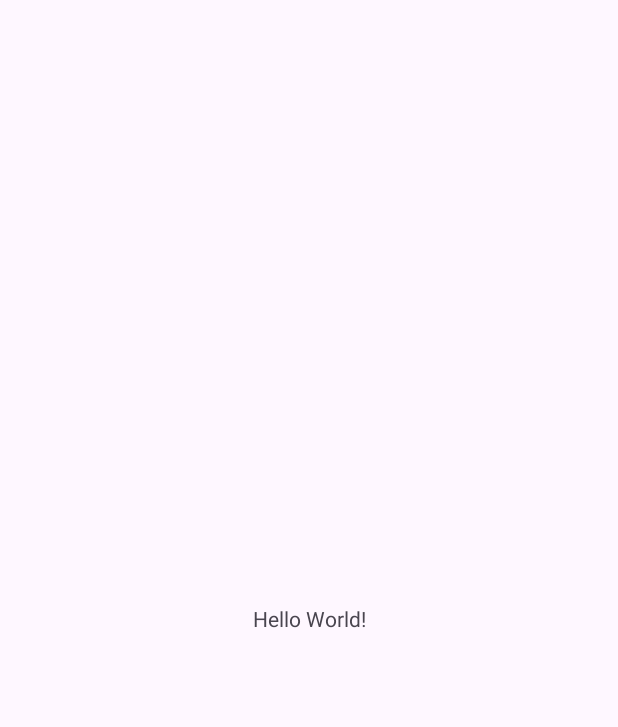
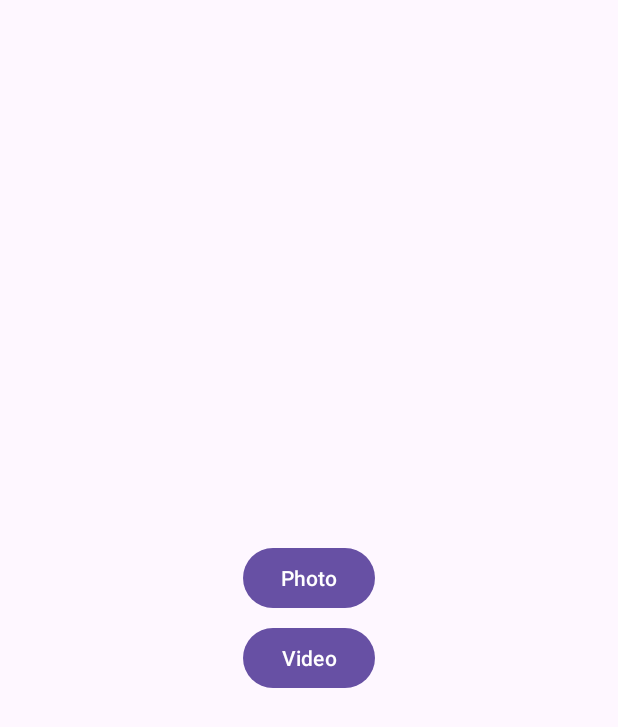
Before and after one commit to SkyZYNE/LAB_WEEK_11_B, an Android app: the screen it shows after launch (MainActivity), on a phone screen of 412 x 824 dp. Before the commit the part shown is almost empty. Shown: the top 727 px of the screen. Run offline under Robolectric (Android 15) with nearby library versions, the phone set to English and light mode, and no system bars.

Commit message:
Commit No. 2: Photo and Video using FileProvider and MediaStore

```diff
--- a/app/build.gradle.kts
+++ b/app/build.gradle.kts
@@ -42,6 +42,7 @@ dependencies {
     implementation(libs.material)
     implementation(libs.androidx.activity)
     implementation(libs.androidx.constraintlayout)
+    implementation("commons-io:commons-io:2.6")
     testImplementation(libs.junit)
     androidTestImplementation(libs.androidx.junit)
     androidTestImplementation(libs.androidx.espresso.core)
--- a/app/src/main/java/com/example/lab_week_11_b/MainActivity.kt
+++ b/app/src/main/java/com/example/lab_week_11_b/MainActivity.kt
@@ -1,20 +1,116 @@
 package com.example.lab_week_11_b
 
+import android.Manifest
+import android.content.pm.PackageManager
+import android.net.Uri
 import android.os.Bundle
-import androidx.activity.enableEdgeToEdge
+import android.widget.Button
+import androidx.activity.result.ActivityResultLauncher
+import androidx.activity.result.contract.ActivityResultContracts
 import androidx.appcompat.app.AppCompatActivity
-import androidx.core.view.ViewCompat
-import androidx.core.view.WindowInsetsCompat
+import androidx.core.app.ActivityCompat
+import androidx.core.content.ContextCompat
+import java.util.concurrent.Executors
 
 class MainActivity : AppCompatActivity() {
+
+    companion object {
+        private const val REQUEST_EXTERNAL_STORAGE = 3
+    }
+
+    private lateinit var providerFileManager: ProviderFileManager
+
+    private var photoInfo: FileInfo? = null
+    private var videoInfo: FileInfo? = null
+
+    private var isCapturingVideo = false
+
+    private lateinit var takePictureLauncher: ActivityResultLauncher<Uri>
+    private lateinit var takeVideoLauncher: ActivityResultLauncher<Uri>
+
     override fun onCreate(savedInstanceState: Bundle?) {
         super.onCreate(savedInstanceState)
-        enableEdgeToEdge()
         setContentView(R.layout.activity_main)
-        ViewCompat.setOnApplyWindowInsetsListener(findViewById(R.id.main)) { v, insets ->
-            val systemBars = insets.getInsets(WindowInsetsCompat.Type.systemBars())
-            v.setPadding(systemBars.left, systemBars.top, systemBars.right, systemBars.bottom)
-            insets
+
+        providerFileManager = ProviderFileManager(
+            applicationContext,
+            FileHelper(applicationContext),
+            contentResolver,
+            Executors.newSingleThreadExecutor(),
+            MediaContentHelper()
+        )
+
+        takePictureLauncher =
+            registerForActivityResult(ActivityResultContracts.TakePicture()) {
+                providerFileManager.insertImageToStore(photoInfo)
+            }
+
+        takeVideoLauncher =
+            registerForActivityResult(ActivityResultContracts.CaptureVideo()) {
+                providerFileManager.insertVideoToStore(videoInfo)
+            }
+
+        findViewById<Button>(R.id.photo_button).setOnClickListener {
+            isCapturingVideo = false
+            checkStoragePermission {
+                openImageCapture()
+            }
+        }
+
+        findViewById<Button>(R.id.video_button).setOnClickListener {
+            isCapturingVideo = true
+            checkStoragePermission {
+                openVideoCapture()
+            }
+        }
+    }
+
+    private fun openImageCapture() {
+        photoInfo = providerFileManager.generatePhotoUri(System.currentTimeMillis())
+        // Hanya panggil launcher jika uri tidak null
+        photoInfo?.uri?.let { uri ->
+            takePictureLauncher.launch(uri)
+        }
+    }
+
+    private fun openVideoCapture() {
+        videoInfo = providerFileManager.generateVideoUri(System.currentTimeMillis())
+        // Hanya panggil launcher jika uri tidak null
+        videoInfo?.uri?.let { uri ->
+            takeVideoLauncher.launch(uri)
+        }
+    }
+
+    private fun checkStoragePermission(onPermissionGranted: () -> Unit) {
+        if (android.os.Build.VERSION.SDK_INT < android.os.Build.VERSION_CODES.Q) {
+            when (ContextCompat.checkSelfPermission(
+                this,
+                Manifest.permission.WRITE_EXTERNAL_STORAGE
+            )) {
+                PackageManager.PERMISSION_GRANTED -> onPermissionGranted()
+                else -> ActivityCompat.requestPermissions(
+                    this,
+                    arrayOf(Manifest.permission.WRITE_EXTERNAL_STORAGE),
+                    REQUEST_EXTERNAL_STORAGE
+                )
+            }
+        } else {
+            onPermissionGranted()
+        }
+    }
+
+    override fun onRequestPermissionsResult(
+        requestCode: Int,
+        permissions: Array<out String>,
+        grantResults: IntArray
+    ) {
+        super.onRequestPermissionsResult(requestCode, permissions, grantResults)
+
+        if (requestCode == REQUEST_EXTERNAL_STORAGE &&
+            grantResults.isNotEmpty() &&
+            grantResults[0] == PackageManager.PERMISSION_GRANTED
+        ) {
+            if (isCapturingVideo) openVideoCapture() else openImageCapture()
         }
     }
 }
--- a/app/src/main/res/layout/activity_main.xml
+++ b/app/src/main/res/layout/activity_main.xml
@@ -1,19 +1,21 @@
 <?xml version="1.0" encoding="utf-8"?>
-<androidx.constraintlayout.widget.ConstraintLayout xmlns:android="http://schemas.android.com/apk/res/android"
-    xmlns:app="http://schemas.android.com/apk/res-auto"
+<LinearLayout
+    xmlns:android="http://schemas.android.com/apk/res/android"
     xmlns:tools="http://schemas.android.com/tools"
-    android:id="@+id/main"
     android:layout_width="match_parent"
     android:layout_height="match_parent"
+    android:gravity="center"
+    android:orientation="vertical"
     tools:context=".MainActivity">
-
-    <TextView
+    <Button
+        android:id="@+id/photo_button"
         android:layout_width="wrap_content"
         android:layout_height="wrap_content"
-        android:text="Hello World!"
-        app:layout_constraintBottom_toBottomOf="parent"
-        app:layout_constraintEnd_toEndOf="parent"
-        app:layout_constraintStart_toStartOf="parent"
-        app:layout_constraintTop_toTopOf="parent" />
-
-</androidx.constraintlayout.widget.ConstraintLayout>
+        android:text="@string/photo" />
+    <Button
+        android:id="@+id/video_button"
+        android:layout_width="wrap_content"
+        android:layout_height="wrap_content"
+        android:layout_marginTop="5dp"
+        android:text="@string/video" />
+</LinearLayout>
--- a/app/src/main/res/values/strings.xml
+++ b/app/src/main/res/values/strings.xml
@@ -1,3 +1,5 @@
 <resources>
     <string name="app_name">LAB_WEEK_11_B</string>
+    <string name="photo">Photo</string>
+    <string name="video">Video</string>
 </resources>
```
Also changed, not shown: app/src/main/AndroidManifest.xml (+12 -0 lines), app/src/main/java/com/example/lab_week_11_b/FileHelper.kt (added, +21 -0 lines), app/src/main/java/com/example/lab_week_11_b/FileInfo.kt (added, +12 -0 lines), app/src/main/java/com/example/lab_week_11_b/MediaContentHelper.kt (added, +39 -0 lines), app/src/main/java/com/example/lab_week_11_b/ProviderFileManager.kt (added, +79 -0 lines), app/src/main/res/xml/file_provider_paths.xml (added, +10 -0 lines).
